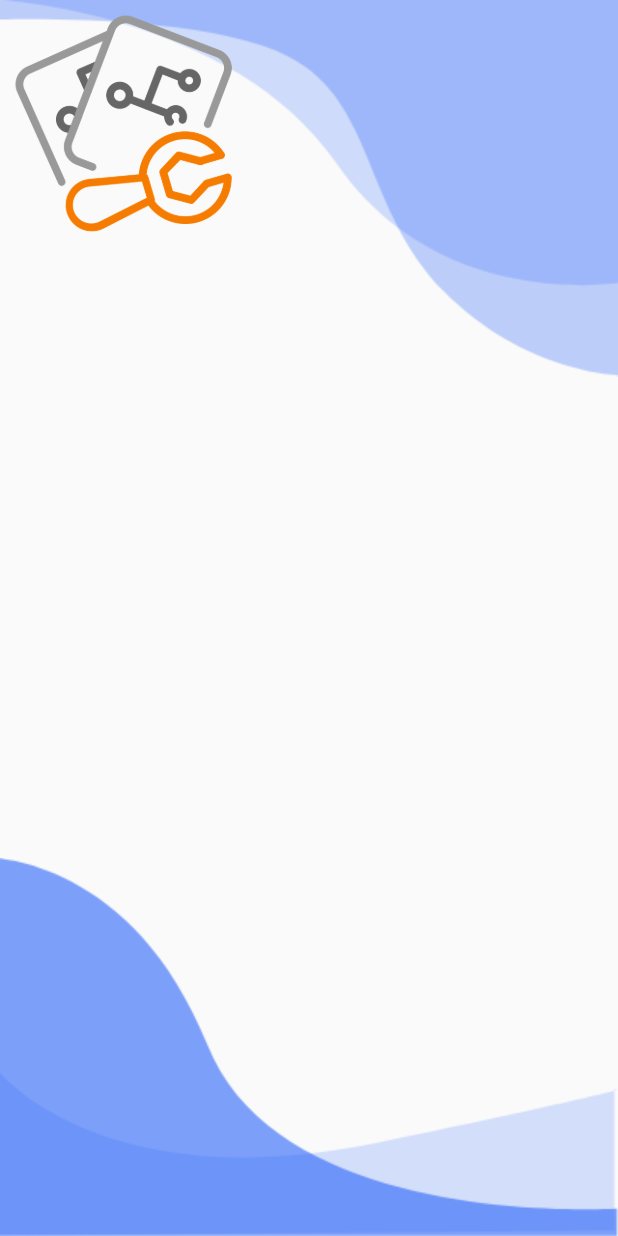
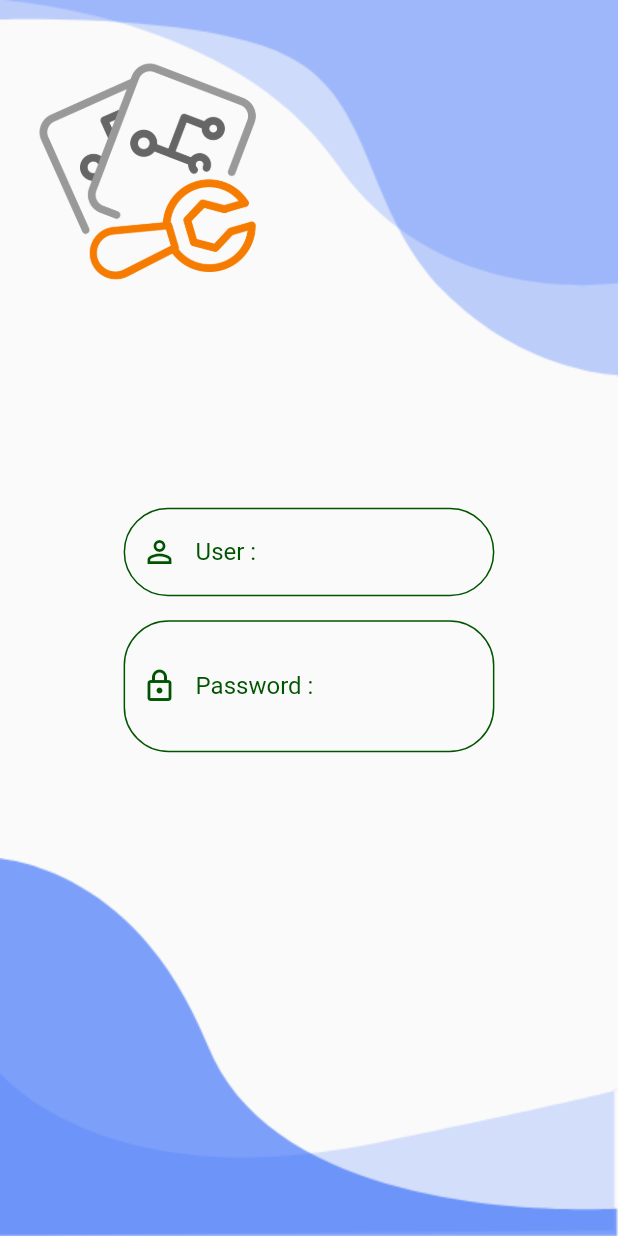
Before and after one commit to SYEDHAROONA/findtechnic, a Flutter app: the screen it shows after launch, on a phone screen of 412 x 824 dp. Run offline on Flutter 3.47's test engine with Material 2 defaults, Android fonts, the light colour scheme and no system bars.

Commit message:
TextField

```diff
--- a/lib/states/authen.dart
+++ b/lib/states/authen.dart
@@ -10,19 +10,104 @@ class Authen extends StatefulWidget {
 
 class _AuthenState extends State<Authen> {
   double? screenWidth, screenHeight;
+  bool redEye = true; //สร้างเพื่อซ่อนการมองเห็นของรหัสผ่าน
 
   @override
   Widget build(BuildContext context) {
-    screenWidth = MediaQuery.of(context).size.width; //กำหนดให้ screenWidth มีขนาดเท่าความกว้างของจอ
+    screenWidth = MediaQuery.of(context)
+        .size
+        .width; //กำหนดให้ screenWidth มีขนาดเท่าความกว้างของจอ
     screenHeight = MediaQuery.of(context).size.height;
     return Scaffold(
-      body: Stack(
-        children: [
-          MyStyle().buildBackground(screenWidth!, screenHeight!),
-          Container(width: screenWidth!*(0.4),//ใช้ container เพื่อให้object มีSize ตามที่เราต้องการ
-            child: MyStyle().showLogo()),
-        ],
+      body: SafeArea(
+        //widget SafeArea ใช้ในการทำให้โลโก้อยู่ในกรอบหน้าจอ
+        child: Stack(
+          children: [
+            MyStyle().buildBackground(screenWidth!, screenHeight!),
+            Positioned(
+              top: 32,
+              left: 16,
+              child: buildLogo(),
+            ),
+            Center(
+              child: Column(
+                mainAxisAlignment: MainAxisAlignment.center,
+                children: [
+                  buildUser(),
+                  buildPassword(),
+                ],
+              ),
+            ),
+          ],
+        ),
       ),
     );
   }
+
+  Container buildUser() {
+    return Container(
+      margin: EdgeInsets.only(top: 16),
+      width: screenWidth! * 0.6,
+      child: TextField(
+        //สร้างช่องในการใส่ข้อความ
+        decoration: InputDecoration(
+          prefixIcon: Icon(
+            Icons.perm_identity, //perm คือช่อไอคอนที่อยู่ใน material.io (ของgoogle)
+            color: MyStyle().darkColor,
+          ),
+          labelStyle: MyStyle().darkStyle(),
+          labelText: 'User :',
+          enabledBorder: OutlineInputBorder(
+              borderRadius: BorderRadius.circular(30), //ขอบของช่องเป็นโค้งมน
+              borderSide: BorderSide(color: MyStyle().darkColor)),
+          focusedBorder: OutlineInputBorder(
+              borderSide: BorderSide(color: MyStyle().lightColor)),
+        ),
+      ),
+    );
+  }
+
+  Container buildPassword() {
+    return Container(
+      margin: EdgeInsets.only(top: 16),
+      width: screenWidth! * 0.6,
+      child: TextField(
+        //สร้างช่องในการใส่ข้อความ
+        obscureText:
+            redEye, //เมื่อค่า redEye เป็น true ตัวอักษรจะถูกแทนที่ด้วย obscureText
+        decoration: InputDecoration(
+          suffix: IconButton(
+            //suffix สร้างไอคอนที่สามารภเปลี่ยนแปลงได้
+            icon: Icon(
+              redEye ? Icons.remove_red_eye_outlined: Icons.remove_red_eye_sharp, //กำหนดให้ไอคอน redEye เปลี่ยนไปเมื่อกดไอคอน
+              color: MyStyle().darkColor,
+            ),
+            onPressed: () {
+              setState(() {
+                redEye = !redEye;
+              });
+            },
+          ),
+          prefixIcon: Icon(
+            Icons
+                .lock_outlined, // lock_outlined คือชื่อไอคอนที่อยู่ใน material.io (ของgoogle)
+            color: MyStyle().darkColor,
+          ),
+          labelStyle: MyStyle().darkStyle(),
+          labelText: 'Password :',
+          enabledBorder: OutlineInputBorder(
+              borderRadius: BorderRadius.circular(30), //ขอบของช่องเป็นโค้งมน
+              borderSide: BorderSide(color: MyStyle().darkColor)),
+          focusedBorder: OutlineInputBorder(
+              borderSide: BorderSide(color: MyStyle().lightColor)),
+        ),
+      ),
+    );
+  }
+
+  Container buildLogo() {
+    return Container(
+        width: screenWidth! * (0.4), //ใช้ container เพื่อให้object มีSize ตามที่เราต้องการ
+        child: MyStyle().showLogo());
+  }
 }
--- a/lib/utility/my_style.dart
+++ b/lib/utility/my_style.dart
@@ -5,9 +5,11 @@ class MyStyle {
   Color primaryColor = Color(0xff39821a);
   Color lightColor = Color(0xff6bb249);
 
+  TextStyle darkStyle() => TextStyle(color: darkColor);
+
   Widget showLogo() => Image(
-    image: AssetImage('images/logo.png'),
-    );
+        image: AssetImage('images/logo.png'),
+      );
 
   SafeArea buildBackground(double screenWidth, double screenHeight) {
     //มาสร้าง background ไว้ตรงนี้เพื่อง่ายต่อการแก้พื้นหลังในอนาคต
--- a/pubspec.yaml
+++ b/pubspec.yaml
@@ -36,6 +36,7 @@ dependencies:
   # The following adds the Cupertino Icons font to your application.
   # Use with the CupertinoIcons class for iOS style icons.
   cupertino_icons: ^1.0.2
+  flutter_signin_button: ^2.0.0 #ทำการติดตั้งปุ่มsign in
 
 dev_dependencies:
   flutter_test:
```
Also changed, not shown: pubspec.lock.
